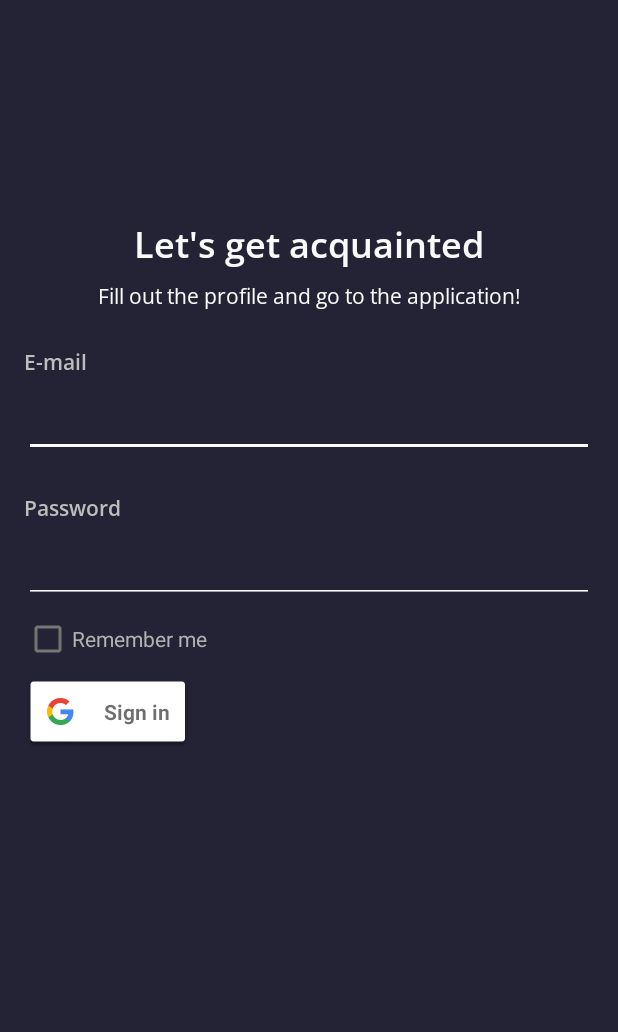
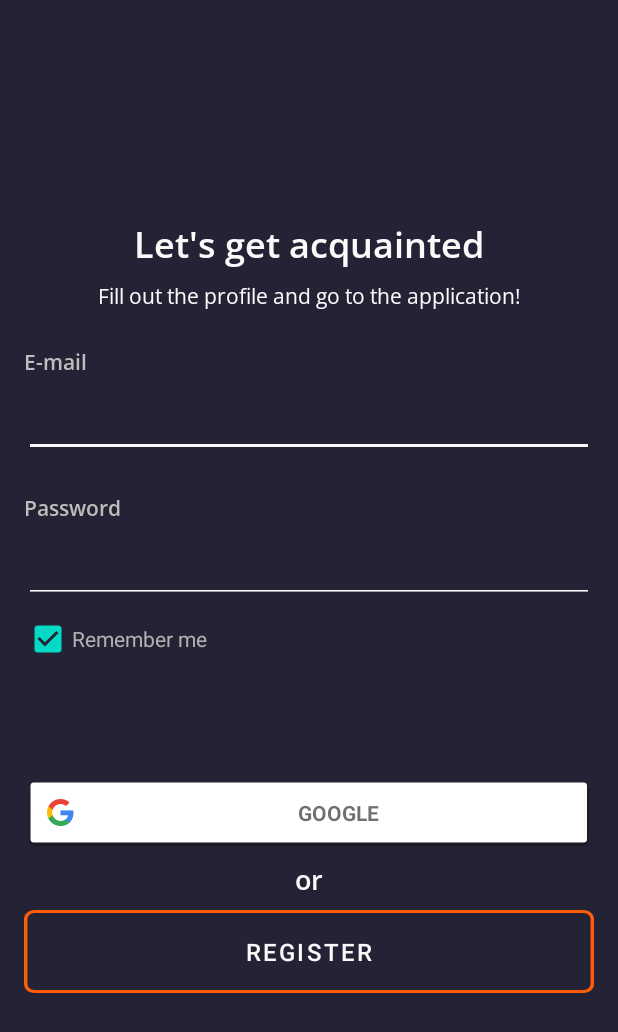
Before and after one commit to 1937Carrie/AndroidAssignment1, an Android app: the screen it shows after launch (SignUpActivity), on a phone screen of 412 x 824 dp. Shown: the top 1032 px of the screen. Run offline under Robolectric (Android 15) with nearby library versions, the phone set to English and light mode, and no system bars.

Commit message:
Commit dated 12:00 14.12.2022

```diff
--- a/app/src/main/AndroidManifest.xml
+++ b/app/src/main/AndroidManifest.xml
@@ -2,6 +2,7 @@
 <manifest xmlns:android="http://schemas.android.com/apk/res/android">
 
     <application
+
         android:allowBackup="true"
         android:dataExtractionRules="@xml/data_extraction_rules"
         android:fullBackupContent="@xml/backup_rules"
@@ -10,31 +11,33 @@
         android:roundIcon="@mipmap/ic_launcher_round"
         android:supportsRtl="true"
         android:theme="@style/Theme.MyProfile">
+
         <activity
             android:name=".MainActivity"
             android:exported="true">
-            <intent-filter>
-                <action android:name="android.intent.action.MAIN" />
-
-            </intent-filter>
 
             <meta-data
                 android:name="android.app.lib_name"
                 android:value="" />
+
         </activity>
+
         <activity
+
             android:name=".SignUpActivity"
             android:exported="true">
+
             <intent-filter>
                 <action android:name="android.intent.action.MAIN" />
-
                 <category android:name="android.intent.category.LAUNCHER" />
             </intent-filter>
 
             <meta-data
                 android:name="android.app.lib_name"
                 android:value="" />
+
         </activity>
+
     </application>
 
 </manifest>
--- a/app/src/main/java/sdumchykov/task1/SignUpActivity.kt
+++ b/app/src/main/java/sdumchykov/task1/SignUpActivity.kt
@@ -1,11 +1,31 @@
 package sdumchykov.task1
 
 import android.os.Bundle
+import android.view.View
+import android.widget.TextView
 import androidx.appcompat.app.AppCompatActivity
+import com.google.android.gms.common.SignInButton
 
-class SignUpActivity:AppCompatActivity() {
+
+class SignUpActivity : AppCompatActivity() {
     override fun onCreate(savedInstanceState: Bundle?) {
         super.onCreate(savedInstanceState)
         setContentView(R.layout.activity_sign_up)
+
+        val signInButton: SignInButton = findViewById(R.id.sign_in_button)
+
+        setGooglePlusButtonText(signInButton, "GOOGLE")
+
+    }
+
+    private fun setGooglePlusButtonText(signInButton: SignInButton, buttonText: String) {
+        for (i in 0 until signInButton.childCount) {
+            val v: View = signInButton.getChildAt(i)
+
+            if (v is TextView) {
+                v.text = buttonText
+                return
+            }
+        }
     }
 }
--- a/app/src/main/res/drawable/button.xml
+++ b/app/src/main/res/drawable/button.xml
@@ -10,7 +10,7 @@
 
         <path
             android:pathData="M6 0H322C325.314 0 328 2.68629 328 6V34C328 37.3137 325.314 40 322 40H6C2.68629 40 0 37.3137 0 34V6C0 2.68629 2.68629 0 6 0Z"
-            android:fillColor="#FFFFFF"
+
             android:strokeWidth="4"
             android:strokeColor="#242235" />
 
--- /dev/null
+++ b/app/src/main/res/drawable/register_button.xml
@@ -0,0 +1,24 @@
+<vector
+    xmlns:android="http://schemas.android.com/apk/res/android"
+    xmlns:aapt="http://schemas.android.com/aapt"
+    android:width="328dp"
+    android:height="55dp"
+    android:viewportWidth="328"
+    android:viewportHeight="55"
+    >
+
+    <group>
+
+        <clip-path
+            android:pathData="M6 0H322C325.314 0 328 2.68629 328 6V49C328 52.3137 325.314 55 322 55H6C2.68629 55 0 52.3137 0 49V6C0 2.68629 2.68629 0 6 0Z"
+            />
+
+        <path
+            android:pathData="M6 0H322C325.314 0 328 2.68629 328 6V49C328 52.3137 325.314 55 322 55H6C2.68629 55 0 52.3137 0 49V6C0 2.68629 2.68629 0 6 0Z"
+            android:strokeWidth="4"
+            android:strokeColor="#FB5E06"
+            />
+
+    </group>
+
+</vector>
--- a/app/src/main/res/layout/activity_sign_up.xml
+++ b/app/src/main/res/layout/activity_sign_up.xml
@@ -1,10 +1,10 @@
 <?xml version="1.0" encoding="utf-8"?>
 <androidx.constraintlayout.widget.ConstraintLayout xmlns:android="http://schemas.android.com/apk/res/android"
     xmlns:app="http://schemas.android.com/apk/res-auto"
-    xmlns:tools="http://schemas.android.com/tools"
     android:layout_width="match_parent"
     android:layout_height="match_parent"
     android:background="@color/steel_gray">
+
 
     <TextView
         android:id="@+id/text_let_s_get_a"
@@ -114,6 +114,7 @@
         android:layout_height="wrap_content"
         android:layout_marginStart="16dp"
 
+        android:checked="true"
         android:backgroundTint="@color/orange"
         android:lineSpacingExtra="-1sp"
         android:text="@string/remember_me"
@@ -125,10 +126,50 @@
 
     <com.google.android.gms.common.SignInButton
         android:id="@+id/sign_in_button"
+        android:layout_width="match_parent"
+        android:layout_height="wrap_content"
+        android:layout_marginStart="16dp"
+        android:layout_marginTop="67dp"
+        android:layout_marginEnd="16dp"
+
+        app:buttonSize="wide"
+
+
+        app:layout_constraintStart_toStartOf="parent"
+        app:layout_constraintTop_toBottomOf="@id/checkBox" />
+
+    <TextView
+        android:id="@+id/or"
         android:layout_width="wrap_content"
         android:layout_height="wrap_content"
+        android:layout_marginTop="8dp"
+
+        android:fontFamily="@font/opensans_semi_bold"
+        android:lineSpacingExtra="-1sp"
+        android:text="@string/or"
+        android:textColor="@color/alabaster"
+        android:textSize="18sp"
+
+        app:layout_constraintEnd_toEndOf="parent"
+        app:layout_constraintStart_toStartOf="parent"
+        app:layout_constraintTop_toBottomOf="@id/sign_in_button" />
+
+    <Button
+        android:layout_width="match_parent"
+        android:layout_height="wrap_content"
         android:layout_marginStart="16dp"
+        android:layout_marginTop="8dp"
+        android:layout_marginEnd="16dp"
+
+        android:background="@drawable/register_button"
+
+        android:text="@string/register"
+        android:textColor="@color/alabaster"
+        android:textSize="16sp"
+        app:backgroundTint="@null"
+
+        app:layout_constraintEnd_toEndOf="parent"
         app:layout_constraintStart_toStartOf="parent"
-        app:layout_constraintTop_toBottomOf="@id/checkBox"/>
+        app:layout_constraintTop_toBottomOf="@id/or" />
 
 </androidx.constraintlayout.widget.ConstraintLayout>
--- a/app/src/main/res/values/strings.xml
+++ b/app/src/main/res/values/strings.xml
@@ -11,4 +11,6 @@
     <string name="email">E-mail</string>
     <string name="password">Password</string>
     <string name="remember_me">Remember me</string>
+    <string name="or">or</string>
+    <string name="register">REGISTER</string>
 </resources>
```
